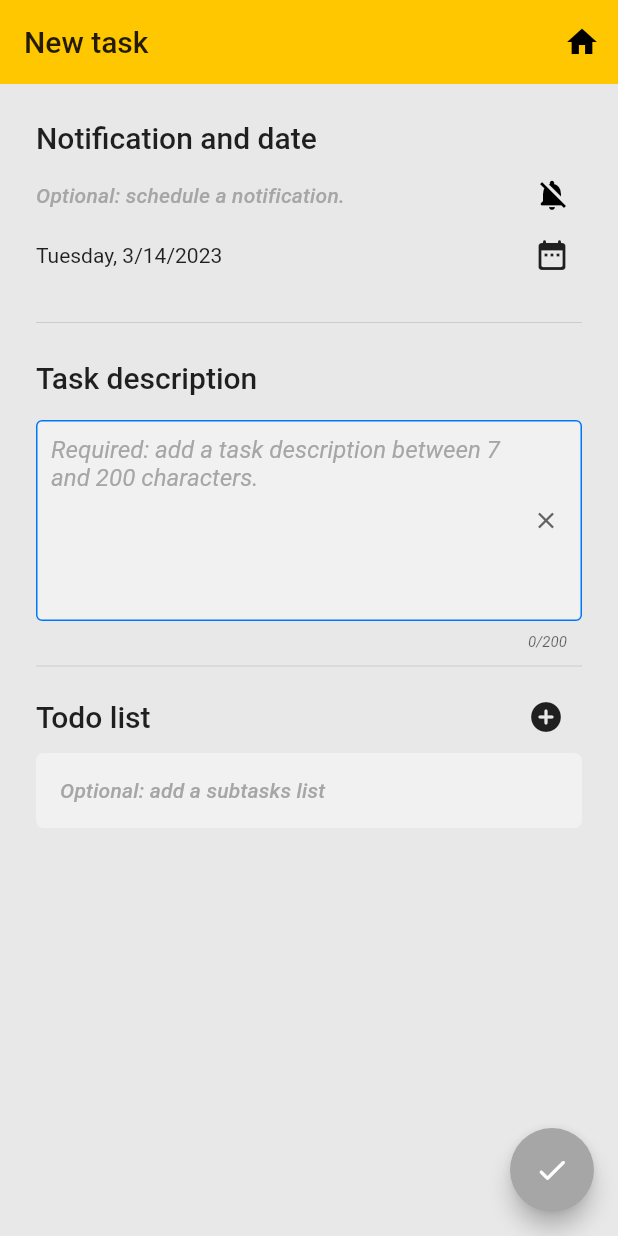
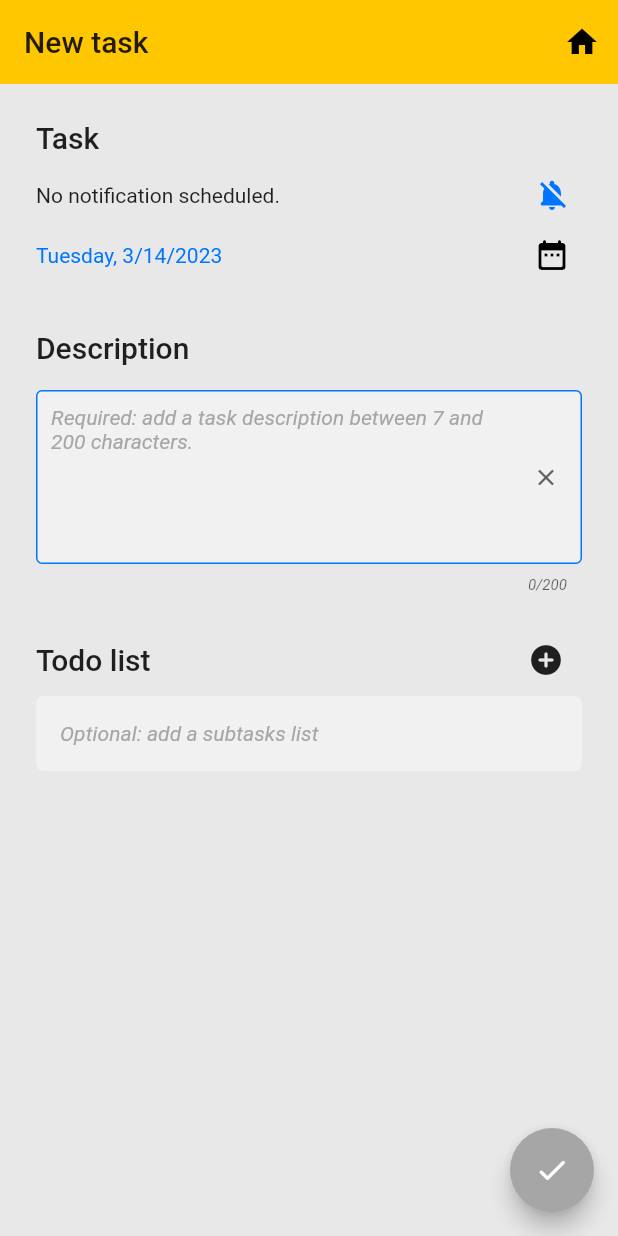
Before and after one commit to andresdecba/this_week, a Flutter app: the screen it shows after launch, after a tap on the "menu" icon, after a tap on "New task", on a phone screen of 412 x 824 dp. Run offline on Flutter 3.47's test engine with Material 2 defaults, Android fonts, the phone set to English and light mode, and no system bars; our stand-ins replace flutter_local_notifications, flutter_native_timezone, flutter_svg, get, google_fonts, google_mobile_ads and 4 more; missing offline and left inert: isoweek; accounts and stored records are empty; statements that could not run were skipped.

Commit message:
Some aesthetics fixes

```diff
--- a/lib/core/localizations/en_US.dart
+++ b/lib/core/localizations/en_US.dart
@@ -29,11 +29,11 @@ const Map<String, String> en_US = {
 
   // form page
   'new task_formPage': 'New task',
-  'notify me:': 'Notification and date',
-  'schedule a notification': 'Optional: schedule a notification.',
+  'notify me:': 'Task',
+  'schedule a notification': 'No notification scheduled.',
   'notify me at:': 'Notify me at:',
   'select time': 'Select time',
-  'task description': 'Task description',
+  'task description': 'Description',
   'task description_description': 'Required: add a task description between 7 and 200 characters.',
   'Write at least 7 characters' : 'Write at least 7 characters',
   'todo list': 'Todo list',
@@ -66,4 +66,7 @@ const Map<String, String> en_US = {
   'delete': 'Delete',
   'delete all': 'Delete all',
   'update': 'Update',
+
+  // notifications
+  'scheduled task' : 'Scheduled task'
 };
--- a/lib/core/localizations/es_AR.dart
+++ b/lib/core/localizations/es_AR.dart
@@ -29,11 +29,11 @@ const Map<String, String> es_AR = {
 
   // form page
   'new task_formPage': 'Nueva tarea',
-  'notify me:': 'Notificarme',
-  'schedule a notification': 'Opcional: programar una notificación.',
+  'notify me:': 'Fecha',
+  'schedule a notification': 'No hay una notificación programada.',
   'notify me at:': 'Notificarme a las:',
   'select time': 'Elija un horario',
-  'task description': 'Descríbe tu tarea',
+  'task description': 'Descripción',
   'task description_description': 'Requerído: agrega una descripción de entre 7 y 200 caracteres.',
   'Write at least 7 characters' : 'Escribe al menos 7 caracters',
   'todo list': 'Lista de subtareas',
@@ -66,4 +66,7 @@ const Map<String, String> es_AR = {
   'delete': 'Borrar',
   'delete all': 'Borrar tareas',
   'update': 'Actualizar',
+
+  // notifications
+  'scheduled task' : 'Tarea programada'
 };
--- a/lib/core/localizations/pt_BR.dart
+++ b/lib/core/localizations/pt_BR.dart
@@ -29,11 +29,11 @@ const Map<String, String> pt_BR = {
 
   // form page
   'new task_formPage': 'Nova tarefa',
-  'notify me:': 'Me avise',
-  'schedule a notification': 'Opcional: agende uma notificação.',
-  'notify me at:': 'Avise-me em:',
+  'notify me:': 'Data',
+  'schedule a notification': 'Nenhuma notificação programada.',
+  'notify me at:': 'Notifique-me em:',
   'select time': 'Selecione a hora',
-  'task description': 'Descrição da tarefa',
+  'task description': 'Descrição',
   'task description_description': 'Obrigatório: adicione uma descrição da tarefa entre 7 e 200 caracteres.',
   'todo list': 'Lista de subtarefas',
   'Write at least 7 characters' : 'Escreva pelo menos 7 caracteres',
@@ -66,4 +66,7 @@ const Map<String, String> pt_BR = {
   'delete': 'Excluir',
   'delete all': 'Excluir tudo',
   'update': 'Atualizar',
+
+  // notifications
+  'scheduled task' : 'Tarefa agendada'
 };
--- a/lib/services/local_notifications_service.dart
+++ b/lib/services/local_notifications_service.dart
@@ -91,6 +91,8 @@ class LocalNotificationService {
     required FlutterLocalNotificationsPlugin fln,
     required DateTime time,
   }) async {
+
+    // details
     const notificationDetails = NotificationDetails(
       iOS: DarwinNotificationDetails(),
       android: AndroidNotificationDetails(
@@ -114,11 +116,13 @@ class LocalNotificationService {
         // ],
       ),
     );
+
+    // notification
     await fln.zonedSchedule(
       id,
-      'Tienes una nueva tarea',
+      'scheduled task'.tr,
       body,
-      tz.TZDateTime.from(time, tz.local), //now(tz.local).add(const Duration(seconds: 10)),
+      tz.TZDateTime.from(time, tz.local),
       notificationDetails,
       payload: payload,
       uiLocalNotificationDateInterpretation: UILocalNotificationDateInterpretation.absoluteTime,
--- a/lib/ui/commons/styles.dart
+++ b/lib/ui/commons/styles.dart
@@ -9,9 +9,9 @@ import 'package:google_fonts/google_fonts.dart';
 const grey_bg = Color(0xFFE8E8E8);
 const enabled_grey = Color(0xFF626262);
 const disabled_grey = Color(0xFFA6A6A6);
-const status_task_pending = Color(0xFFDBC75D);
-const status_task_in_progress = Color(0xFFFF7A00);
-const status_task_done = Color(0xFF117600);
+const status_task_pending = Color.fromARGB(255, 248, 228, 125);
+const status_task_in_progress = Color.fromARGB(255, 56, 149, 255);
+const status_task_done = Color.fromARGB(255, 138, 173, 131);
 const yellow_primary = Color(0xFFFFC700);
 const withe_bg = Color(0xFFFFFFFF);
 const black_bg = Color(0xFF000000);
@@ -55,7 +55,7 @@ InputDecoration customInputDecoration({
     labelStyle: const TextStyle(color: disabled_grey),
     alignLabelWithHint: true,
     hintText: hintText,
-    hintStyle: const TextStyle(color: disabled_grey, fontStyle: FontStyle.italic),
+    hintStyle: kBodyMedium.copyWith(fontStyle: FontStyle.italic, color: disabled_grey),
     filled: isEnabled,
     fillColor: withe_bg.withOpacity(0.4),
     suffixIcon: hasBorder == true
--- a/lib/ui/form_page/components/notification_and_date_picker.dart
+++ b/lib/ui/form_page/components/notification_and_date_picker.dart
@@ -22,7 +22,7 @@ class NotificationAndDatePicker extends GetView<FormsPageController> {
         // elements
         Column(
           children: [
-            // notification picker //
+            // time picker //
             Row(
               mainAxisAlignment: MainAxisAlignment.spaceBetween,
               children: [
@@ -32,6 +32,7 @@ class NotificationAndDatePicker extends GetView<FormsPageController> {
                   child: controller.notificationText.value,
                 ),
                 IconButton(
+                  disabledColor: black_bg,
                   icon: controller.notificationIcon.value,
                   color: controller.notificationColor.value,
                   visualDensity: VisualDensity.compact,
@@ -50,18 +51,22 @@ class NotificationAndDatePicker extends GetView<FormsPageController> {
             Row(
               mainAxisAlignment: MainAxisAlignment.spaceBetween,
               children: [
-                Text(
-                  longDateFormater(controller.taskDate.value),
-                  //style: controller.hasDateChanged.value ? newDateTxtStyle : noDateTxtStyle,
-                ),
-                IconButton(
-                  icon: const Icon(Icons.date_range_rounded),
-                  visualDensity: VisualDensity.compact,
-                  onPressed: controller.isViewMode.value
+                GestureDetector(
+                  onTap: controller.isViewMode.value
                       ? null
                       : () {
                           datePicker(context);
                         },
+                  child: Text(
+                    longDateFormater(controller.taskDate.value),
+                    style: controller.isViewMode.value ? kBodyMedium : kBodyMedium.copyWith(color: blue_primary),
+                  ),
+                ),
+                const IconButton(
+                  icon: Icon(Icons.date_range_rounded),
+                  visualDensity: VisualDensity.compact,
+                  disabledColor: black_bg,
+                  onPressed: null,
                 ),
               ],
             ),
--- a/lib/ui/form_page/components/task_fom.dart
+++ b/lib/ui/form_page/components/task_fom.dart
@@ -36,7 +36,7 @@ class TaskForm extends GetView<FormsPageController> {
               maxLength: 200,
               keyboardType: TextInputType.multiline,
               textInputAction: TextInputAction.done,
-              style: kTitleMedium,
+              style: kBodyMedium,
               validator: (value) {
                 if (value != null && value.length < 7) {
                   return 'task description error'.tr;
--- a/lib/ui/form_page/components/todo_list.dart
+++ b/lib/ui/form_page/components/todo_list.dart
@@ -39,7 +39,7 @@ class TodoList extends GetView<FormsPageController> {
         const SizedBox(height: 30),
         // CREATE LIST
         Obx(
-          () => controller.getTask.subTasks.isEmpty //controller.subTasks.value.isEmpty
+          () => controller.getTask.subTasks.isEmpty
               // SHOW NO SUBTASKS
               ? Container(
                   key: UniqueKey(),
@@ -53,15 +53,15 @@ class TodoList extends GetView<FormsPageController> {
                   padding: const EdgeInsets.all(16),
                   child: Text(
                     'here you can add a sub task list'.tr,
-                    style: kTitleSmall.copyWith(color: disabled_grey, fontStyle: FontStyle.italic),
+                    style: kBodyMedium.copyWith(color: disabled_grey, fontStyle: FontStyle.italic),
                   ),
                 )
               // SHOW TASKS
               : Wrap(
                   children: [
-                    const Divider(thickness: 1, height: 0),
+                    const Divider(height: 0),
                     ListView.separated(
-                      separatorBuilder: (context, i) => const Divider(thickness: 1, height: 0),
+                      separatorBuilder: (context, i) => const Divider(height: 0),
                       physics: const NeverScrollableScrollPhysics(),
                       shrinkWrap: true,
                       itemCount: controller.getTask.subTasks.length, //controller.subTasks.value.length,
@@ -93,7 +93,7 @@ class TodoList extends GetView<FormsPageController> {
                           //// CARD SUBTASK ////
                           child: ListTile(
                             key: UniqueKey(),
-                            contentPadding: const EdgeInsets.symmetric(vertical: 16),
+                            contentPadding: const EdgeInsets.symmetric(vertical: 8),
                             dense: true,
                             visualDensity: VisualDensity.compact,
                             onLongPress: () {
@@ -118,14 +118,22 @@ class TodoList extends GetView<FormsPageController> {
                               },
                             ),
                             title: Text(
-                              '$i - ${subTask.title}',
-                              style: subTask.isDone ? kBodyMedium.copyWith(decoration: TextDecoration.lineThrough, fontStyle: FontStyle.italic, color: disabled_grey) : kBodyMedium,
+                              '${i + 1} - ${subTask.title}',
+                              style: subTask.isDone
+                                  ? kBodyMedium.copyWith(
+                                      decoration: TextDecoration.lineThrough,
+                                      fontStyle: FontStyle.italic,
+                                      color: disabled_grey,
+                                    )
+                                  : kBodyMedium.copyWith(
+                                      color: enabled_grey,
+                                    ),
                             ),
                           ),
                         );
                       },
                     ),
-                    const Divider(thickness: 1, height: 0),
+                    const Divider(height: 0),
                   ],
                 ),
         ),
--- a/lib/ui/form_page/form_page_a.dart
+++ b/lib/ui/form_page/form_page_a.dart
@@ -49,11 +49,11 @@ class FormPageA extends GetView<FormsPageController> {
               children: const [
                 // notification
                 NotificationAndDatePicker(),
-                 Divider(height: 50),
+                 SizedBox(height: 30),
 
                 // textfield
                 TaskForm(),
-                Divider(height: 20),
+                SizedBox(height: 20),
 
                 // todo list
                 TodoList(),
--- a/lib/ui/form_page/forms_page_controller.dart
+++ b/lib/ui/form_page/forms_page_controller.dart
@@ -212,36 +212,36 @@ class FormsPageController extends GetxController {
     final String dateTxt = '${'notify me at:'.tr} ${setNotificationTime.to24hours()}';
 
     if (isViewMode.value && !enableNotificationIcon.value) {
-      notificationColor.value = disabled_grey;
+      notificationColor.value = black_bg;
       notificationIcon.value = const Icon(Icons.notifications_off_rounded);
-      notificationText.value = Text(noDateTxt, style: noDateTxtStyle);
+      notificationText.value = Text(noDateTxt, style: kBodyMedium);
     }
     if (isViewMode.value && enableNotificationIcon.value) {
-      notificationColor.value = enabled_grey;
+      notificationColor.value = black_bg;
       notificationIcon.value = const Icon(Icons.notifications_active_rounded);
-      notificationText.value = Text(dateTxt, style: dateTxtStyle);
+      notificationText.value = Text(dateTxt, style: kBodyMedium);
     }
 
     if (isNewMode.value && !enableNotificationIcon.value) {
-      notificationColor.value = black_bg;
+      notificationColor.value = blue_primary;
       notificationIcon.value = const Icon(Icons.notifications_off_rounded);
-      notificationText.value = Text(noDateTxt, style: noDateTxtStyle);
+      notificationText.value = Text(noDateTxt, style: kBodyMedium);
     }
     if (isNewMode.value && enableNotificationIcon.value) {
-      notificationColor.value = black_bg;
+      notificationColor.value = blue_primary;
       notificationIcon.value = const Icon(Icons.notifications_active_rounded);
-      notificationText.value = Text(dateTxt, style: newDateTxtStyle);
+      notificationText.value = Text(dateTxt, style: kBodyMedium.copyWith(color: blue_primary));
     }
 
     if (isUpdateMode.value && !enableNotificationIcon.value) {
-      notificationColor.value = black_bg;
+      notificationColor.value = blue_primary;
       notificationIcon.value = const Icon(Icons.notifications_off_rounded);
-      notificationText.value = Text(noDateTxt, style: noDateTxtStyle);
+      notificationText.value = Text(noDateTxt, style: kBodyMedium.copyWith(color: disabled_grey));
     }
     if (isUpdateMode.value && enableNotificationIcon.value) {
-      notificationColor.value = black_bg;
+      notificationColor.value = blue_primary;
       notificationIcon.value = const Icon(Icons.notifications_active_rounded);
-      notificationText.value = Text(dateTxt, style: newDateTxtStyle);
+      notificationText.value = Text(dateTxt, style: kBodyMedium.copyWith(color: blue_primary));
     }
   }
 
@@ -367,6 +367,7 @@ class FormsPageController extends GetxController {
       showSnackBar(
         titleText: 'task updated'.tr,
         messageText: _task.value.description,
+        marginFromBottom: 80,
       );
       print('UPDATE: $_task');
     }
--- a/lib/ui/initial_page/initial_page_a.dart
+++ b/lib/ui/initial_page/initial_page_a.dart
@@ -2,45 +2,41 @@ import 'package:flutter/material.dart';
 import 'package:flutter_svg/flutter_svg.dart';
 import 'package:get/get.dart';
 import 'package:google_mobile_ads/google_mobile_ads.dart';
-import 'package:intl/intl.dart';
 import 'package:todoapp/ui/initial_page/components/header.dart';
 import 'package:todoapp/ui/initial_page/components/tasks_list.dart';
 import 'package:todoapp/ui/initial_page/initial_page_controller.dart';
 import 'package:todoapp/ui/shared_components/side_bar.dart';
+import 'package:todoapp/ui/shared_components/snackbar.dart';
 
 class InitialPageA extends GetView<InitialPageController> {
   const InitialPageA({Key? key}) : super(key: key);
 
-
-
   @override
   Widget build(BuildContext context) {
-
-    var date = DateTime.now().subtract(Duration(days: 2));
     return Scaffold(
       //
       key: controller.scaffoldKey,
 
       // ad
-      bottomNavigationBar: Obx(
-        () => controller.isAdLoaded.value
-            ? SizedBox(
-                height: controller.myBanner.size.height.toDouble(),
-                width: controller.myBanner.size.height.toDouble(),
-                child: AdWidget(ad: controller.myBanner),
-              )
-            : const Padding(
-                padding: EdgeInsets.all(12.0),
-                child: SizedBox(
-                  height: 50.0,
-                  width: 50.0,
-                  child: Align(
-                    alignment: Alignment.center,
-                    child: CircularProgressIndicator(),
-                  ),
-                ),
-              ),
-      ),
+      // bottomNavigationBar: Obx(
+      //   () => controller.isAdLoaded.value
+      //       ? SizedBox(
+      //           height: controller.myBanner.size.height.toDouble(),
+      //           width: controller.myBanner.size.height.toDouble(),
+      //           child: AdWidget(ad: controller.myBanner),
+      //         )
+      //       : const Padding(
+      //           padding: EdgeInsets.all(12.0),
+      //           child: SizedBox(
+      //             height: 50.0,
+      //             width: 50.0,
+      //             child: Align(
+      //               alignment: Alignment.center,
+      //               child: CircularProgressIndicator(),
+      //             ),
+      //           ),
+      //         ),
+      // ),
 
       // app bar
       appBar: AppBar(
@@ -66,8 +62,8 @@ class InitialPageA extends GetView<InitialPageController> {
             : Column(
                 mainAxisSize: MainAxisSize.max,
                 mainAxisAlignment: MainAxisAlignment.center,
-                children:const [
-                   Header(),
+                children: const [
+                  Header(),
                   Expanded(
                     child: SingleChildScrollView(
                       physics: BouncingScrollPhysics(),
--- a/lib/ui/initial_page/initial_page_controller.dart
+++ b/lib/ui/initial_page/initial_page_controller.dart
@@ -177,7 +177,7 @@ class InitialPageController extends GetxController with AdMobService {
   /// navigation events, like snackbar, dialogs, or a new route, or async request.
   @override
   void onReady() {
-    initSmartBannerAd();
+    //initSmartBannerAd();
     super.onReady();
   }
 
```
Also changed, not shown: lib/ui/initial_page/components/task_card.dart (+7 -7 lines), lib/ui/shared_components/snackbar.dart (+13 -8 lines).
